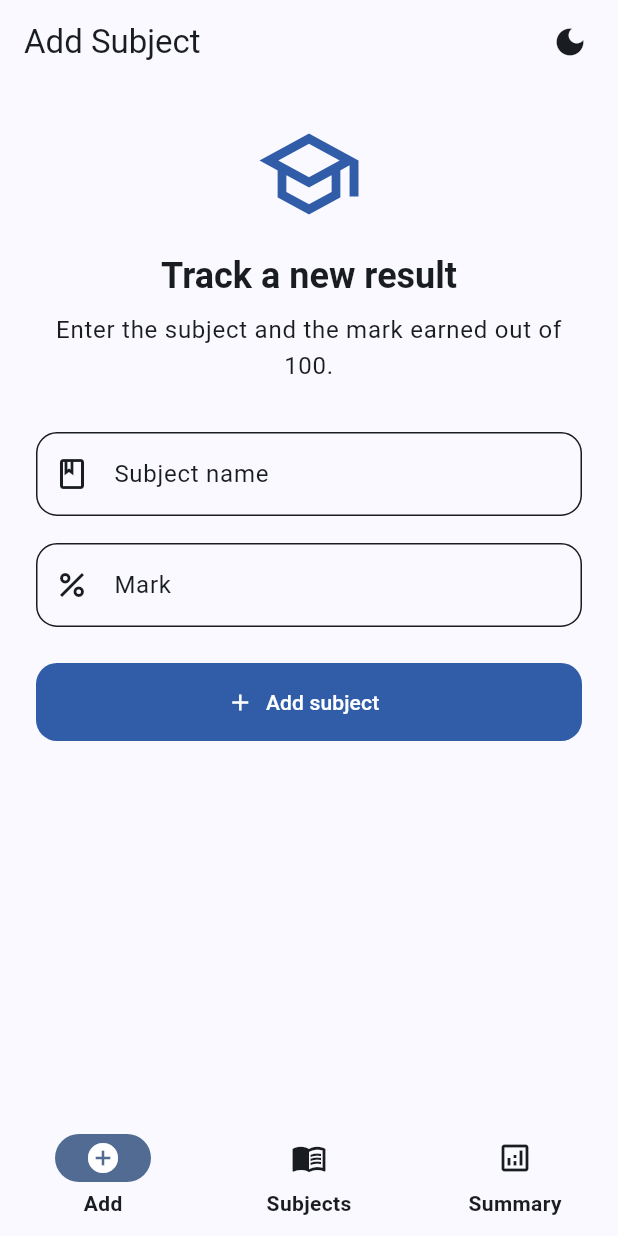
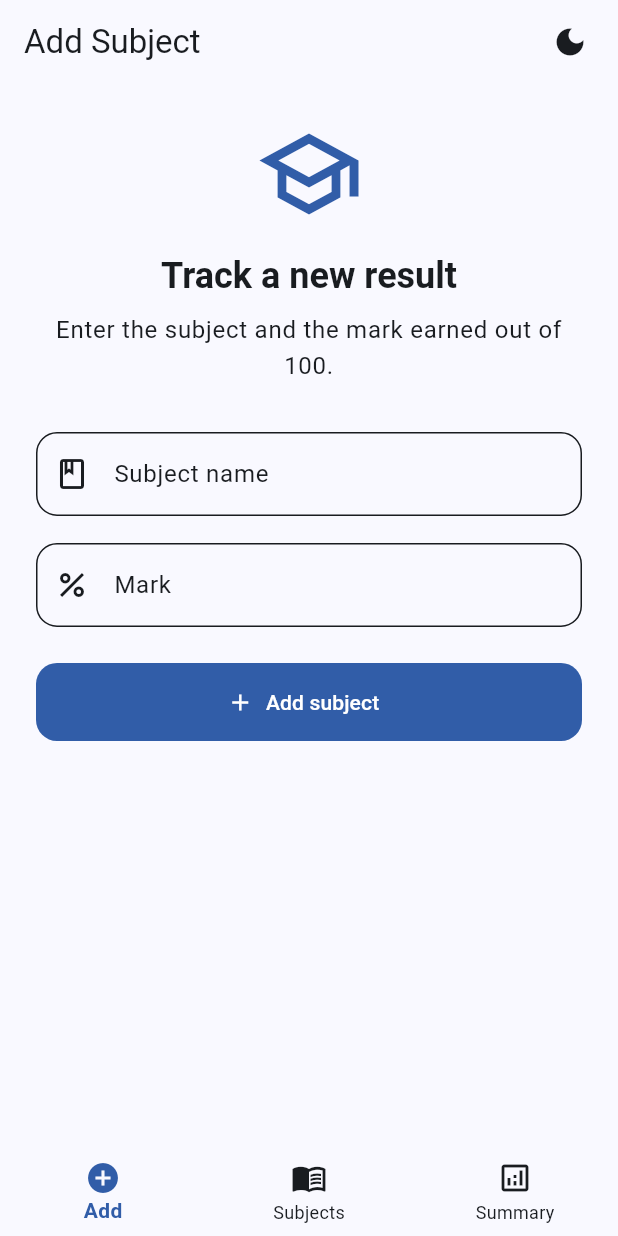
Before and after one commit to redwanhasan980/NADB-Flutter, a Flutter app: the screen it shows after launch, on a phone screen of 412 x 824 dp. Run offline on Flutter 3.47's test engine with Material 3 defaults, Android fonts, the phone set to English and light mode, and no system bars; our stand-ins replace dio, go_router, share_plus, shared_preferences; accounts and stored records are empty.

Commit message:
fix: use assignment-required bottom navigation bar

```diff
--- a/Module 5 Assignment/lib/screens/home_screen.dart
+++ b/Module 5 Assignment/lib/screens/home_screen.dart
@@ -37,23 +37,23 @@ class HomeScreen extends StatelessWidget {
         ],
       ),
       body: IndexedStack(index: provider.selectedIndex, children: _screens),
-      bottomNavigationBar: NavigationBar(
-        selectedIndex: provider.selectedIndex,
-        onDestinationSelected: provider.selectScreen,
-        destinations: const [
-          NavigationDestination(
+      bottomNavigationBar: BottomNavigationBar(
+        currentIndex: provider.selectedIndex,
+        onTap: provider.selectScreen,
+        items: const [
+          BottomNavigationBarItem(
             icon: Icon(Icons.add_circle_outline),
-            selectedIcon: Icon(Icons.add_circle),
+            activeIcon: Icon(Icons.add_circle),
             label: 'Add',
           ),
-          NavigationDestination(
+          BottomNavigationBarItem(
             icon: Icon(Icons.menu_book_outlined),
-            selectedIcon: Icon(Icons.menu_book),
+            activeIcon: Icon(Icons.menu_book),
             label: 'Subjects',
           ),
-          NavigationDestination(
+          BottomNavigationBarItem(
             icon: Icon(Icons.analytics_outlined),
-            selectedIcon: Icon(Icons.analytics),
+            activeIcon: Icon(Icons.analytics),
             label: 'Summary',
           ),
         ],
--- a/Module 5 Assignment/lib/theme/app_theme.dart
+++ b/Module 5 Assignment/lib/theme/app_theme.dart
@@ -63,12 +63,13 @@ class AppTheme {
           borderSide: BorderSide(color: scheme.primary, width: 2),
         ),
       ),
-      navigationBarTheme: NavigationBarThemeData(
+      bottomNavigationBarTheme: BottomNavigationBarThemeData(
         backgroundColor: scheme.surfaceContainer,
-        indicatorColor: scheme.secondaryContainer,
-        labelTextStyle: WidgetStatePropertyAll(
-          TextStyle(color: scheme.onSurface, fontWeight: FontWeight.w600),
-        ),
+        selectedItemColor: scheme.primary,
+        unselectedItemColor: scheme.onSurfaceVariant,
+        selectedLabelStyle: const TextStyle(fontWeight: FontWeight.w600),
+        type: BottomNavigationBarType.fixed,
+        elevation: 0,
       ),
       filledButtonTheme: FilledButtonThemeData(
         style: FilledButton.styleFrom(
```
Also changed, not shown: 1 other file.
